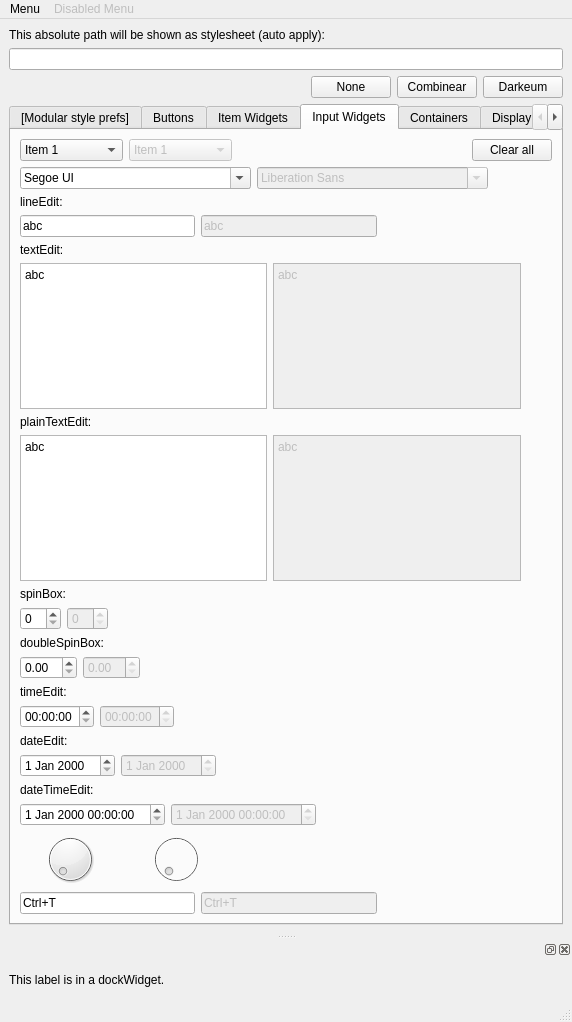
Before: the Qt Designer form OTModules/OTInternals/wstyletest.ui in pietr26/OMSI-Tools, drawn with Qt 5.
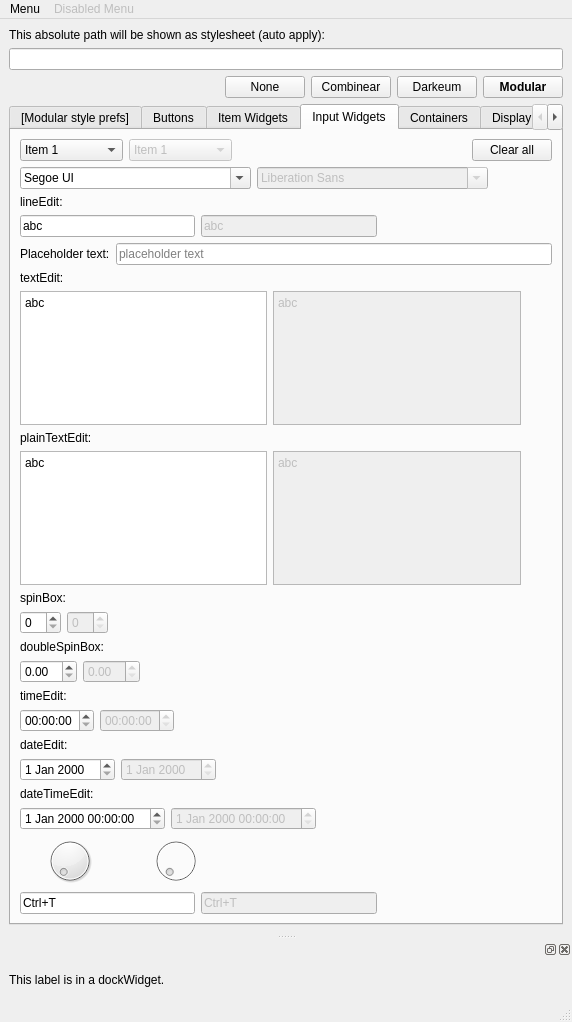
After: the same form once the commit is applied. The open tabs and pages were chosen to show the change. Icons and pictures are not drawn.

Commit message: Fixed TableView styling

```diff
--- a/OTModules/OTInternals/wstyletest.ui
+++ b/OTModules/OTInternals/wstyletest.ui
@@ -71,6 +71,18 @@
           </property>
          </widget>
         </item>
+        <item>
+         <widget class="QPushButton" name="btnReloadStylePrefs">
+          <property name="font">
+           <font>
+            <bold>true</bold>
+           </font>
+          </property>
+          <property name="text">
+           <string notr="true">Modular</string>
+          </property>
+         </widget>
+        </item>
        </layout>
       </item>
       <item>
@@ -199,18 +211,6 @@
             </item>
            </layout>
           </item>
-          <item>
-           <widget class="QPushButton" name="btnReloadStylePrefs">
-            <property name="font">
-             <font>
-              <bold>true</bold>
-             </font>
-            </property>
-            <property name="text">
-             <string notr="true">Reload!</string>
-            </property>
-           </widget>
-          </item>
           <item>
            <spacer name="verticalSpacer_2">
             <property name="orientation">
@@ -856,6 +856,24 @@
             </item>
            </layout>
           </item>
+          <item>
+           <layout class="QHBoxLayout" name="horizontalLayout_26">
+            <item>
+             <widget class="QLabel" name="label_15">
+              <property name="text">
+               <string notr="true">Placeholder text:</string>
+              </property>
+             </widget>
+            </item>
+            <item>
+             <widget class="QLineEdit" name="lineEdit_3">
+              <property name="placeholderText">
+               <string notr="true">placeholder text</string>
+              </property>
+             </widget>
+            </item>
+           </layout>
+          </item>
           <item>
            <widget class="QLabel" name="label_11">
             <property name="text">
@@ -872,6 +890,8 @@
 &lt;html&gt;&lt;head&gt;&lt;meta name=&quot;qrichtext&quot; content=&quot;1&quot; /&gt;&lt;meta charset=&quot;utf-8&quot; /&gt;&lt;style type=&quot;text/css&quot;&gt;
 p, li { white-space: pre-wrap; }
 hr { height: 1px; border-width: 0; }
+li.unchecked::marker { content: &quot;\2610&quot;; }
+li.checked::marker { content: &quot;\2612&quot;; }
 &lt;/style&gt;&lt;/head&gt;&lt;body style=&quot; font-family:'Segoe UI'; font-size:9pt; font-weight:400; font-style:normal;&quot;&gt;
 &lt;p style=&quot; margin-top:0px; margin-bottom:0px; margin-left:0px; margin-right:0px; -qt-block-indent:0; text-indent:0px;&quot;&gt;abc&lt;/p&gt;&lt;/body&gt;&lt;/html&gt;</string>
               </property>
@@ -890,6 +910,8 @@
 &lt;html&gt;&lt;head&gt;&lt;meta name=&quot;qrichtext&quot; content=&quot;1&quot; /&gt;&lt;meta charset=&quot;utf-8&quot; /&gt;&lt;style type=&quot;text/css&quot;&gt;
 p, li { white-space: pre-wrap; }
 hr { height: 1px; border-width: 0; }
+li.unchecked::marker { content: &quot;\2610&quot;; }
+li.checked::marker { content: &quot;\2612&quot;; }
 &lt;/style&gt;&lt;/head&gt;&lt;body style=&quot; font-family:'Segoe UI'; font-size:9pt; font-weight:400; font-style:normal;&quot;&gt;
 &lt;p style=&quot; margin-top:0px; margin-bottom:0px; margin-left:0px; margin-right:0px; -qt-block-indent:0; text-indent:0px;&quot;&gt;abc&lt;/p&gt;&lt;/body&gt;&lt;/html&gt;</string>
               </property>
```
Left out of the diff: 36 changed lines with no effect on the pictures. The commit also changes 2 other files.
